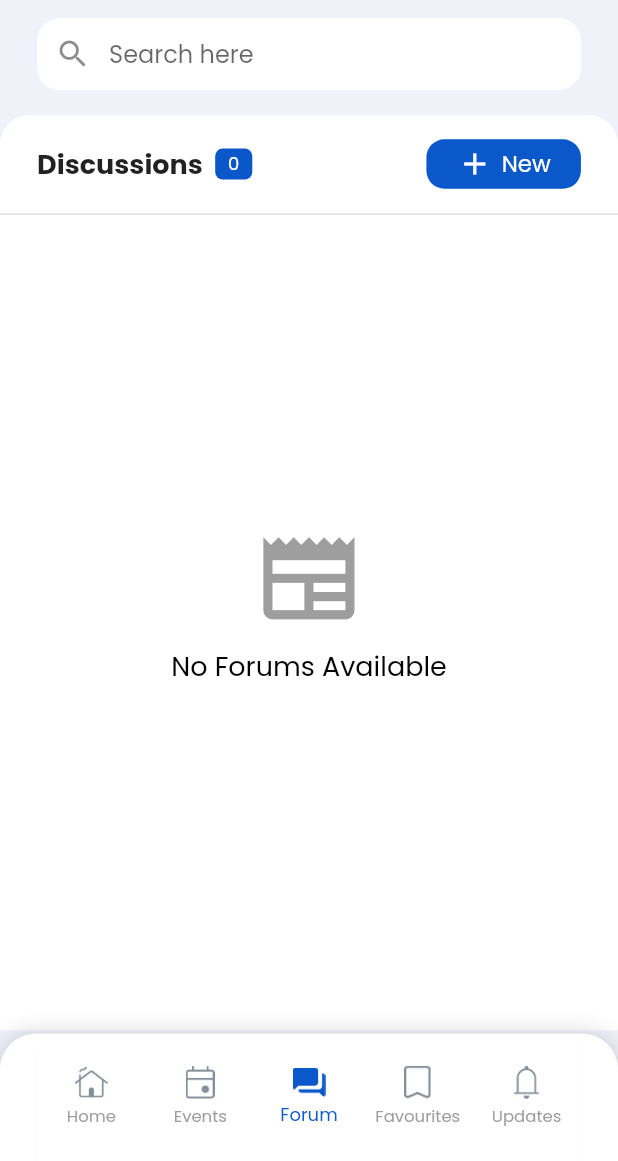
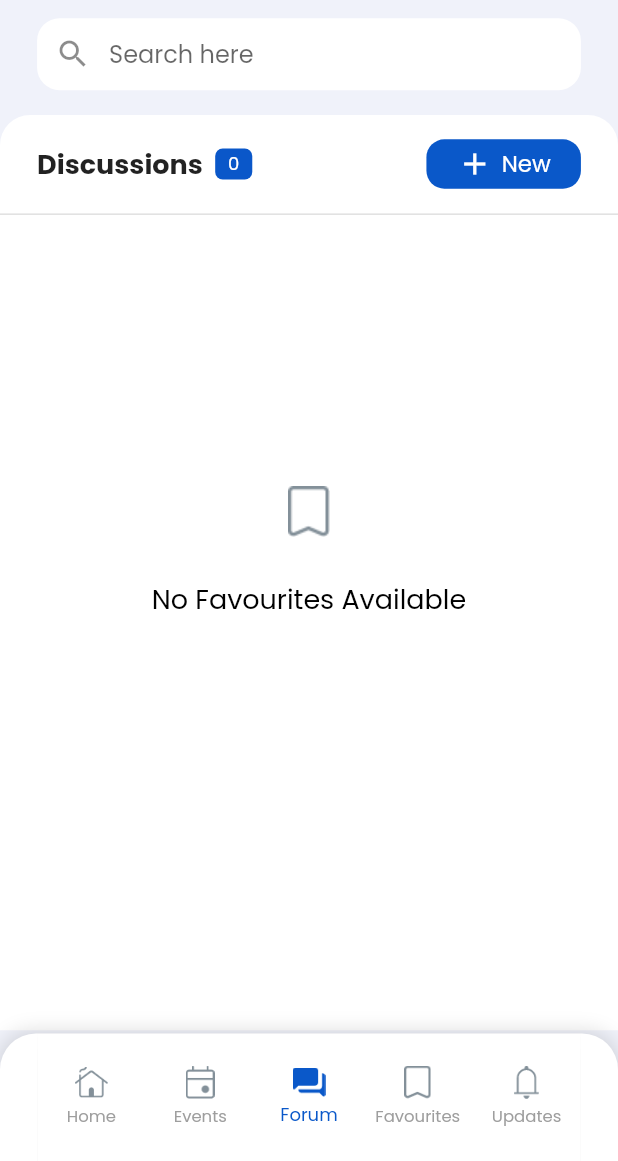
Before and after one commit to akhil-inciem/kota, a Flutter app: the BaseScreen screen opened directly, swiped to page 3, on a phone screen of 412 x 824 dp, the part 75-1236 px from its top. Run offline on Flutter 3.47's test engine with Material 3 defaults, Android fonts, the phone set to English and light mode, and no system bars; our stand-ins replace app_links, cached_network_image, connectivity_plus, dio, flutter_html, flutter_spinkit and 11 more; missing offline and left inert: flutter_media_downloader, syncfusion_flutter_pdfviewer; accounts and stored records are empty; network calls fail.

Commit message:
pull refresh on empty fix

```diff
--- a/lib/views/forum/widgets/forumlist.dart
+++ b/lib/views/forum/widgets/forumlist.dart
@@ -45,15 +45,31 @@ class _ForumListState extends State<ForumList> {
 
       final items = forumController.threadsList;
       if (items.isEmpty) {
-        return Center(
-          child: Column(
+        return RefreshIndicator(
+          onRefresh: () async {
+          await forumController
+              .loadThreads(); // Replace with your actual method
+        },
+          child: ListView(
+            physics: const AlwaysScrollableScrollPhysics(),
             children: [
-              SizedBox(height: 25.h,),
-              Icon(Icons.newspaper, size: 35.sp, color: Colors.grey),
-              SizedBox(height: 1.h),
-              Text(
-                "No Forums Available",
-                style: TextStyle(fontSize: 18, color: Colors.black),
+              SizedBox(height: 20.h), // add space to allow pull
+              Center(
+                child: Column(
+                  mainAxisSize: MainAxisSize.min,
+                  children: [
+                    Image.asset(
+                      'assets/icons/favorites_unselected.png',
+                      height: 8.h,
+                      width: 8.h,
+                    ),
+                    const SizedBox(height: 12),
+                    const Text(
+                      "No Favourites Available",
+                      style: TextStyle(fontSize: 18, color: Colors.black),
+                    ),
+                  ],
+                ),
               ),
             ],
           ),
```
Also changed, not shown: lib/views/drawer/widgets/logout_dialog.dart (+15 -6 lines), lib/views/favourites/widgets/favourite_list.dart (+28 -14 lines).
